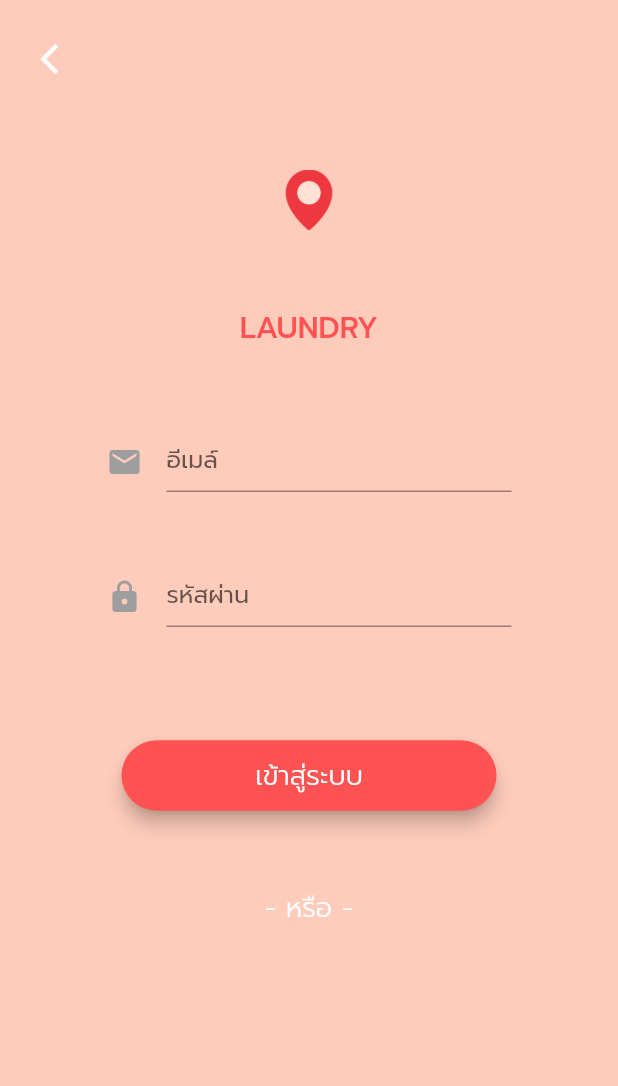
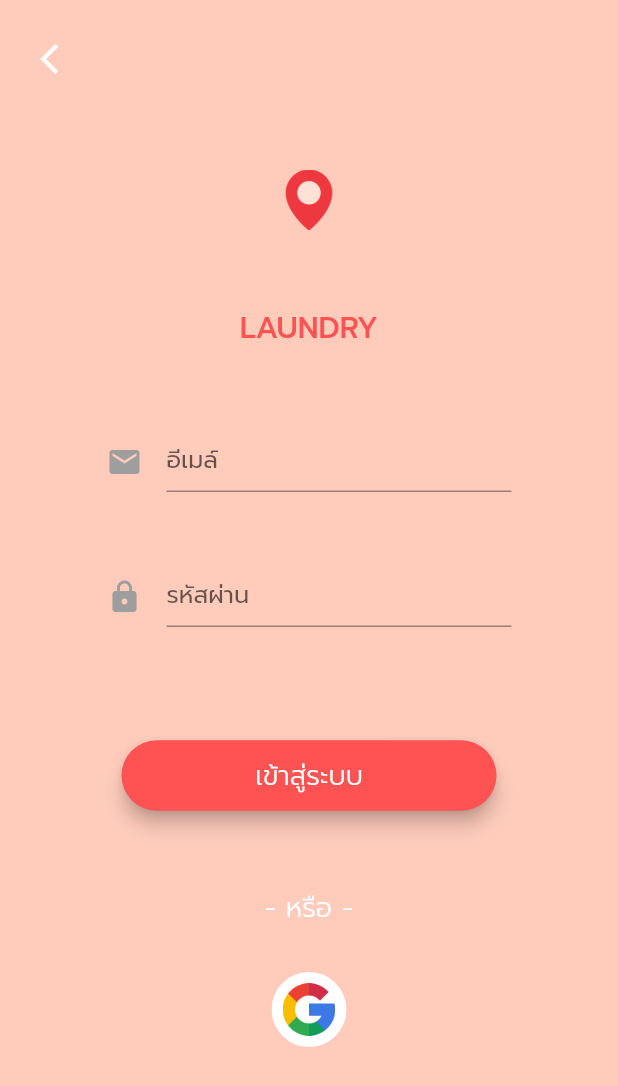
Before and after one commit to maysmiler/Final-Project, a Flutter app: the LoginPage screen opened directly, on a phone screen of 412 x 824 dp. Shown: the top 1086 px of the screen. Run offline on Flutter 3.47's test engine with Material 2 defaults, Android fonts, the phone set to English and light mode, and no system bars.

Commit message:
fix google

```diff
--- a/newlaundry/lib/signinpage/loginpage.dart
+++ b/newlaundry/lib/signinpage/loginpage.dart
@@ -1,4 +1,5 @@
 import 'package:flutter/material.dart';
+import 'package:newlaundry/widgets/google_login.dart';
 
 class LoginPage extends StatefulWidget {
   @override
@@ -143,12 +144,7 @@ class LoginPageState extends State<LoginPage> {
           ),
           SizedBox(height: 30),
           Center(
-            child: Container(
-              height: 50,
-              child: InkWell(
-                onTap: () => {},
-              ),
-            ),
+            child: GoogleLogin(),
           )
         ],
       ),
--- /dev/null
+++ b/newlaundry/lib/widgets/google_login.dart
@@ -0,0 +1,26 @@
+import 'package:flutter/material.dart';
+
+class GoogleLogin extends StatelessWidget {
+  @override
+  Widget build(BuildContext context) {
+    return Container(
+      height: 50,
+      width: 50,
+      child: InkWell(
+        onTap: () => {},
+        child: ClipOval(
+          child: Container(
+            color: Colors.white,
+            child: Center(
+              child: Image.asset(
+                'assets/logogoogle.png',
+                width: 35,
+                height: 35,
+              ),
+            ),
+          ),
+        ),
+      ),
+    );
+  }
+}
```
